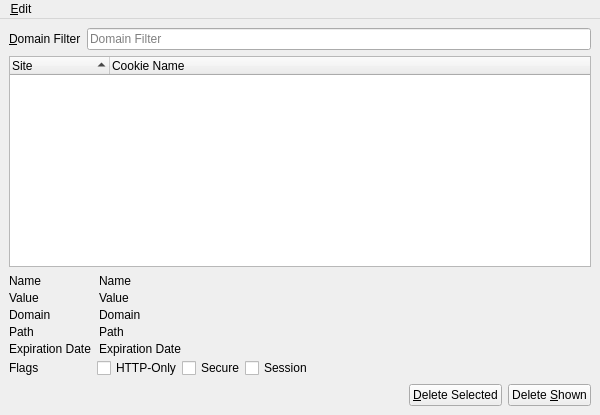
Old version of the form 2.x/UI/dooble_cookies_window.ui in the repository textbrowser/dooble.
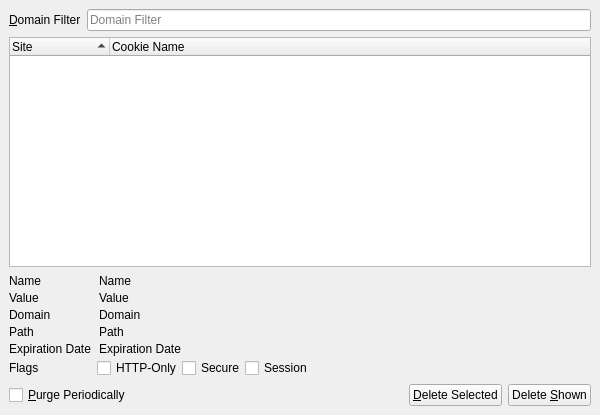
New version of the form. Icons and pictures are not drawn.

Commit message: Replaced action widget with checkbox widget.

The edit to the form file:
```diff
--- a/2.x/UI/dooble_cookies_window.ui
+++ b/2.x/UI/dooble_cookies_window.ui
@@ -526,6 +526,16 @@
     </item>
     <item>
      <layout class="QHBoxLayout" name="horizontalLayout">
+      <item>
+       <widget class="QCheckBox" name="periodically_purge">
+        <property name="toolTip">
+         <string>Sites which are not enabled (checked) will be removed periodically.</string>
+        </property>
+        <property name="text">
+         <string>&amp;Purge Periodically</string>
+        </property>
+       </widget>
+      </item>
       <item>
        <spacer name="horizontalSpacer">
         <property name="orientation">
@@ -557,31 +567,6 @@
     </item>
    </layout>
   </widget>
-  <widget class="QMenuBar" name="menuBar">
-   <property name="geometry">
-    <rect>
-     <x>0</x>
-     <y>0</y>
-     <width>600</width>
-     <height>22</height>
-    </rect>
-   </property>
-   <widget class="QMenu" name="menu_Edit">
-    <property name="title">
-     <string>&amp;Edit</string>
-    </property>
-    <addaction name="action_Periodically_Purge_Temporary_Domains"/>
-   </widget>
-   <addaction name="menu_Edit"/>
-  </widget>
-  <action name="action_Periodically_Purge_Temporary_Domains">
-   <property name="checkable">
-    <bool>true</bool>
-   </property>
-   <property name="text">
-    <string>&amp;Periodically Purge Temporary Domains</string>
-   </property>
-  </action>
  </widget>
  <tabstops>
   <tabstop>domain_filter</tabstop>
```
Left out of the diff: 1 changed line with no effect on the pictures. The commit also changes 1 other file.
